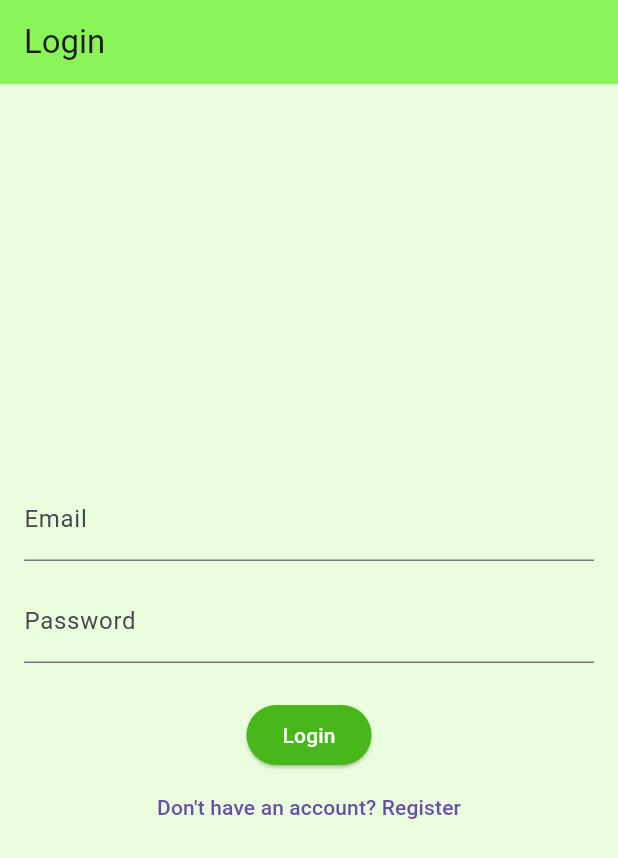
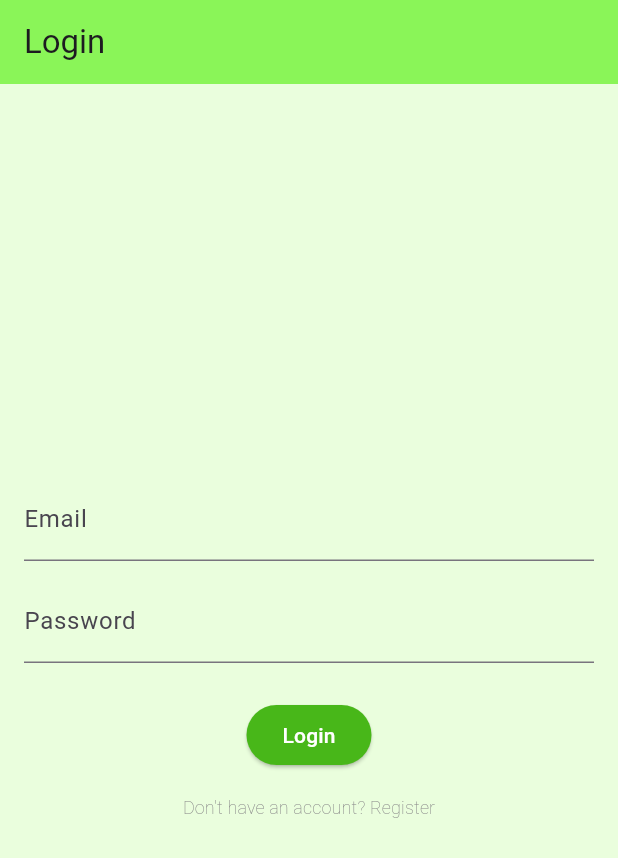
Before and after one commit to ioqnq/Smart-Greenhouse, a Flutter app: the NavigationExample screen opened directly, item 2 of the bottom bar chosen, after a tap on "Logout", on a phone screen of 412 x 824 dp. Shown: the top 858 px of the screen. Run offline on Flutter 3.47's test engine with Material 3 defaults, Android fonts, the phone set to English and light mode, and no system bars; our stand-ins replace firebase_auth, firebase_core, fl_chart; accounts and stored records are empty; generated files the repository leaves out were written again; network calls fail.

Commit message:
style: text weights and color
Fixed text formatting across pages and ensured defined AppColors are used.

Signed-off-by: Ioana Nedelcu <ioana.nedelcu643@gmail.com>

```diff
--- a/software/lib/dashboard.dart
+++ b/software/lib/dashboard.dart
@@ -238,11 +238,11 @@ class StatusTile extends StatelessWidget {
   Color get statusColor {
     switch (status.toLowerCase()) {
       case 'good':
-        return Colors.green;
+        return AppColors.success;
       case 'insufficient':
-        return Colors.red;
+        return AppColors.danger;
       case 'warning':
-        return Colors.orange;
+        return AppColors.warning;
       default:
         return Colors.grey;
     }
@@ -251,7 +251,7 @@ class StatusTile extends StatelessWidget {
   Color get autoColor {
     switch (auto.toLowerCase()) {
       case 'on':
-        return Colors.red;
+        return AppColors.danger;
       case 'off':
         return Colors.grey;
       default:
--- a/software/lib/login.dart
+++ b/software/lib/login.dart
@@ -83,7 +83,12 @@ class _LoginPageState extends State<LoginPage> {
                   ),
                 );
               },
-              child: const Text("Don't have an account? Register"),
+              child: const Text("Don't have an account? Register", style: TextStyle(
+                    fontSize: 12,
+                    fontWeight: FontWeight.w100,
+                    color: AppColors.textGrey,
+                  ),
+              ),
             ),
           ],
         ),
--- a/software/lib/register.dart
+++ b/software/lib/register.dart
@@ -84,7 +84,12 @@ class _RegisterPageState extends State<RegisterPage> {
               onPressed: () {
                 Navigator.pop(context);
               },
-              child: const Text('Already have an account? Login'),
+              child: const Text('Already have an account? Login', style: TextStyle(
+                    fontSize: 12,
+                    fontWeight: FontWeight.w100,
+                    color: AppColors.textGrey,
+                  ),
+              ),
             ),
           ],
         ),
--- a/software/lib/settings.dart
+++ b/software/lib/settings.dart
@@ -22,7 +22,12 @@ class Settings extends StatelessWidget {
               onPressed: () {
                 // aici deschizi pagina de edit profil
               },
-              child: const Text('Edit profile'),
+              child: const Text('Edit profile', style: TextStyle(
+                    fontSize: 16,
+                    fontWeight: FontWeight.normal,
+                    color: AppColors.textDark,
+                  ),
+              ),
             ),
 
             const SizedBox(height: 20),
@@ -38,7 +43,11 @@ class Settings extends StatelessWidget {
                   (route) => false,
                 );
               },
-              child: const Text('Logout'),
+              child: const Text('Logout', style: TextStyle(
+                    fontSize: 16,
+                    fontWeight: FontWeight.normal,
+                    color: AppColors.textDark,
+                  )),
             ),
           ],
         ),
```
